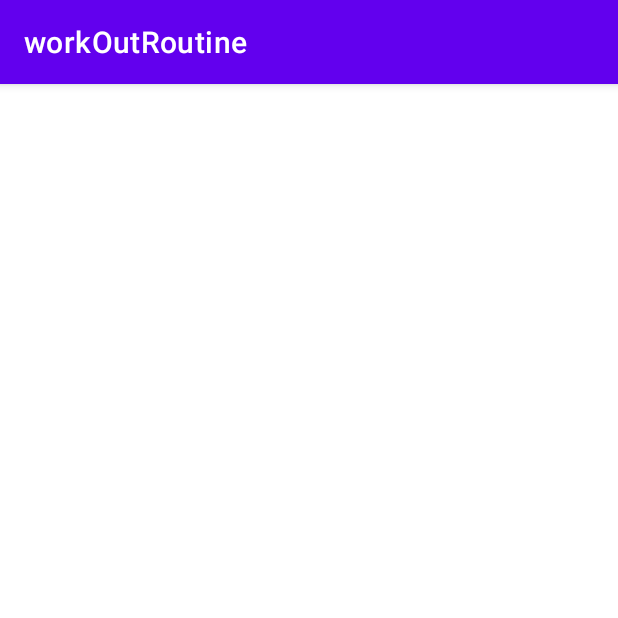
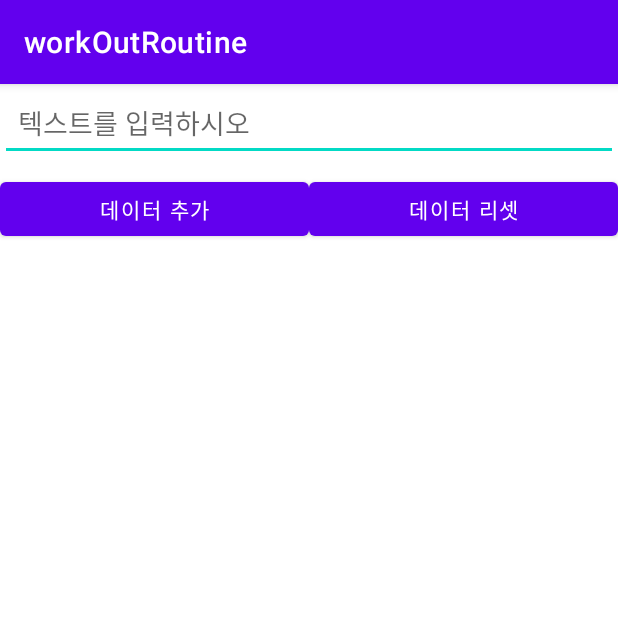
Before and after one commit to SUNGIN99/workOutRoutine-Android_Project-, an Android app: the screen it shows after launch (MainActivity), on a phone screen of 412 x 824 dp, the top half of it. Run offline under Robolectric (Android 15) with nearby library versions, the phone set to English and light mode, and no system bars; our stand-ins replace Room's generated code.

```diff
--- a/app/build.gradle
+++ b/app/build.gradle
@@ -33,6 +33,12 @@ dependencies {
     implementation 'androidx.appcompat:appcompat:1.5.1'
     implementation 'com.google.android.material:material:1.7.0'
     implementation 'androidx.constraintlayout:constraintlayout:2.1.4'
+
+    implementation "androidx.room:room-runtime:2.4.3"
+    annotationProcessor "androidx.room:room-compiler:2.4.3"
+    androidTestImplementation "androidx.room:room-testing:2.4.3"
+
+
     testImplementation 'junit:junit:4.13.2'
     androidTestImplementation 'androidx.test.ext:junit:1.1.3'
     androidTestImplementation 'androidx.test.espresso:espresso-core:3.4.0'
--- a/app/src/main/java/com/example/workoutroutine/MainActivity.java
+++ b/app/src/main/java/com/example/workoutroutine/MainActivity.java
@@ -1,14 +1,73 @@
 package com.example.workoutroutine;
 
 import androidx.appcompat.app.AppCompatActivity;
+import androidx.recyclerview.widget.LinearLayoutManager;
+import androidx.recyclerview.widget.RecyclerView;
 
 import android.os.Bundle;
+import android.view.View;
+import android.widget.Button;
+import android.widget.EditText;
+
+import java.util.ArrayList;
+import java.util.List;
 
 public class MainActivity extends AppCompatActivity {
+
+    EditText editText;
+    Button btAdd, btReset;
+    RecyclerView recyclerView;
+
+    List<MainData> dataList = new ArrayList<>();
+    RoomDB database;
+    MainAdapter adapter;
 
     @Override
     protected void onCreate(Bundle savedInstanceState) {
         super.onCreate(savedInstanceState);
         setContentView(R.layout.activity_main);
+
+        editText = findViewById(R.id.edit_text);
+        btAdd = findViewById(R.id.bt_add);
+        btReset = findViewById(R.id.bt_reset);
+        recyclerView = findViewById(R.id.recycler_view);
+
+        database = RoomDB.getInstance(this);
+        dataList = database.mainDao().getAll();
+        recyclerView.setLayoutManager(new LinearLayoutManager(this));
+
+        adapter = new MainAdapter(MainActivity.this, dataList);
+        recyclerView.setAdapter(adapter);
+
+        btAdd.setOnClickListener(new View.OnClickListener(){
+            @Override
+            public void onClick(View v){
+                String sText = editText.getText().toString().trim();
+                if(!sText.equals("")){
+                    MainData data = new MainData();
+                    data.setText(sText);
+                    database.mainDao().insert(data);
+
+                    editText.setText("");
+
+                    dataList.clear();
+                    dataList.addAll(database.mainDao().getAll());
+                    adapter.notifyDataSetChanged();
+                }
+            }
+        });
+
+        btReset.setOnClickListener(new View.OnClickListener() {
+            @Override
+            public void onClick(View v) {
+                database.mainDao().reset(dataList);
+
+                dataList.clear();
+                dataList.addAll(database.mainDao().getAll());
+                adapter.notifyDataSetChanged();
+            }
+        });
+
+
     }
 }
--- /dev/null
+++ b/app/src/main/java/com/example/workoutroutine/MainDao.java
@@ -0,0 +1,29 @@
+package com.example.workoutroutine;
+
+import static androidx.room.OnConflictStrategy.REPLACE;
+
+import androidx.room.Dao;
+import androidx.room.Delete;
+import androidx.room.Insert;
+import androidx.room.Query;
+
+import java.util.List;
+
+@Dao
+public interface MainDao {
+
+    @Insert(onConflict = REPLACE)
+    void insert(MainData mainData);
+
+    @Delete
+    void delete(MainData mainData);
+
+    @Delete
+    void reset(List<MainData> mainData);
+
+    @Query("UPDATE table_name SET text = :sText WHERE ID = :sID")
+    void update(int sID, String sText);
+
+    @Query("SELECT * FROM table_name")
+    List<MainData> getAll();
+}
--- /dev/null
+++ b/app/src/main/java/com/example/workoutroutine/RoomDB.java
@@ -0,0 +1,27 @@
+package com.example.workoutroutine;
+
+import android.content.Context;
+
+import androidx.room.Database;
+import androidx.room.Room;
+import androidx.room.RoomDatabase;
+
+@Database(entities = {MainData.class}, version = 1, exportSchema = false)
+public abstract class RoomDB extends RoomDatabase {
+
+    private static RoomDB database;
+
+    private static String DATABASE_NAME = "database";
+
+    public synchronized static RoomDB getInstance(Context context){
+        if (database == null){
+            database = Room.databaseBuilder(context.getApplicationContext(), RoomDB.class, DATABASE_NAME)
+                    .allowMainThreadQueries()
+                    .fallbackToDestructiveMigration()
+                    .build();
+        }
+        return database;
+    }
+
+    public abstract MainDao mainDao();
+}
--- a/app/src/main/res/layout/activity_main.xml
+++ b/app/src/main/res/layout/activity_main.xml
@@ -4,4 +4,50 @@
     xmlns:tools="http://schemas.android.com/tools"
     android:layout_width="match_parent"
     android:layout_height="match_parent"
-    tools:context=".MainActivity"/>
+    tools:context=".MainActivity">
+
+    <EditText
+        android:id="@+id/edit_text"
+        android:layout_width="match_parent"
+        android:layout_height="wrap_content"
+        android:hint="텍스트를 입력하시오"
+        android:padding="12dp"
+        app:layout_constraintTop_toTopOf="parent"
+        />
+
+    <LinearLayout
+        android:id="@+id/btn_linear"
+        android:layout_width="match_parent"
+        android:layout_height="wrap_content"
+        android:orientation="horizontal"
+        android:layout_marginTop="8dp"
+        app:layout_constraintTop_toBottomOf="@+id/edit_text">
+
+        <Button
+            android:id="@+id/bt_add"
+            android:layout_width="wrap_content"
+            android:layout_height="wrap_content"
+            android:layout_weight="1"
+            android:text="데이터 추가"/>
+
+        <Button
+            android:id="@+id/bt_reset"
+            android:layout_width="wrap_content"
+            android:layout_height="wrap_content"
+            android:layout_weight="1"
+            android:text="데이터 리셋"/>
+
+    </LinearLayout>
+
+    <androidx.recyclerview.widget.RecyclerView
+        android:id="@+id/recycler_view"
+        android:layout_width="match_parent"
+        android:layout_height="match_parent"
+        android:layout_marginTop="104dp"
+        app:layout_constraintTop_toBottomOf="@+id/btn_linear"
+
+        tools:layout_editor_absoluteX="0dp"
+        tools:listitem="@layout/list_row_main" />
+
+
+</androidx.constraintlayout.widget.ConstraintLayout>
```
Also changed, not shown: app/src/main/java/com/example/workoutroutine/MainAdapter.java (added, +116 -0 lines), app/src/main/java/com/example/workoutroutine/MainData.java (added, +33 -0 lines), app/src/main/res/layout/dialog_update.xml (added, +26 -0 lines), app/src/main/res/layout/list_row_main.xml (added, +36 -0 lines), app/src/main/res/drawable/delete.jpg (added), app/src/main/res/drawable/edit.jpg (added).
